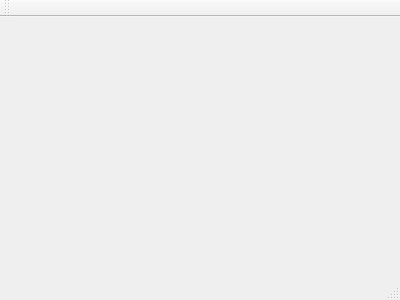
Qt form RoboShell.ui (artm/biofame-robot) before a commit.
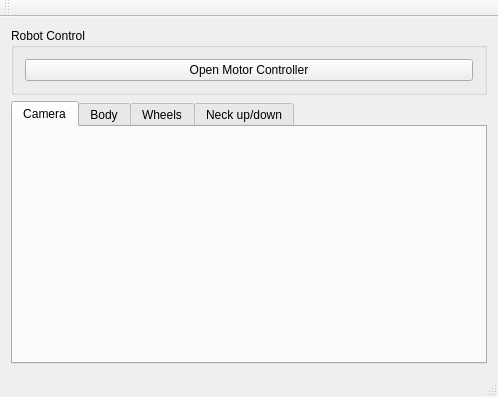
The same form after that commit.

The edit to the form file:
```diff
--- a/RoboShell.ui
+++ b/RoboShell.ui
@@ -1,24 +1,88 @@
 <ui version="4.0">
  <class>RoboShell</class>
- <widget class="QMainWindow" name="RoboShell" >
-  <property name="geometry" >
+ <widget class="QMainWindow" name="RoboShell">
+  <property name="geometry">
    <rect>
     <x>0</x>
     <y>0</y>
-    <width>400</width>
-    <height>300</height>
+    <width>498</width>
+    <height>397</height>
    </rect>
   </property>
   <property name="windowTitle" >
    <string>RoboShell</string>
   </property>
-  <widget class="QMenuBar" name="menuBar" />
-  <widget class="QToolBar" name="mainToolBar" />
-  <widget class="QWidget" name="centralWidget" />
-  <widget class="QStatusBar" name="statusBar" />
+  <widget class="QWidget" name="centralWidget">
+   <layout class="QVBoxLayout" name="verticalLayout">
+    <item>
+     <widget class="QGroupBox" name="groupBox">
+      <property name="title">
+       <string>Robot Control</string>
+      </property>
+      <layout class="QGridLayout" name="gridLayout">
+       <item row="0" column="0">
+        <widget class="QPushButton" name="openControllerButton">
+         <property name="text">
+          <string>Open Motor Controller</string>
+         </property>
+         <property name="checkable">
+          <bool>true</bool>
+         </property>
+        </widget>
+       </item>
+      </layout>
+     </widget>
+    </item>
+    <item>
+     <widget class="QTabWidget" name="tabWidget">
+      <property name="currentIndex">
+       <number>0</number>
+      </property>
+      <widget class="QWidget" name="cameraTab">
+       <attribute name="title">
+        <string>Camera</string>
+       </attribute>
+      </widget>
+      <widget class="QWidget" name="bodyTab">
+       <attribute name="title">
+        <string>Body</string>
+       </attribute>
+      </widget>
+      <widget class="QWidget" name="wheelsTab">
+       <attribute name="title">
+        <string>Wheels</string>
+       </attribute>
+      </widget>
+      <widget class="QWidget" name="neckTab">
+       <attribute name="title">
+        <string>Neck up/down</string>
+       </attribute>
+      </widget>
+     </widget>
+    </item>
+   </layout>
+  </widget>
+  <widget class="QMenuBar" name="menuBar">
+   <property name="geometry">
+    <rect>
+     <x>0</x>
+     <y>0</y>
+     <width>498</width>
+     <height>21</height>
+    </rect>
+   </property>
+  </widget>
+  <widget class="QToolBar" name="mainToolBar">
+   <attribute name="toolBarArea">
+    <enum>TopToolBarArea</enum>
+   </attribute>
+   <attribute name="toolBarBreak">
+    <bool>false</bool>
+   </attribute>
+  </widget>
+  <widget class="QStatusBar" name="statusBar"/>
  </widget>
- <layoutDefault spacing="6" margin="11" />
- <pixmapfunction></pixmapfunction>
+ <layoutdefault spacing="6" margin="11"/>
  <resources/>
  <connections/>
 </ui>
```
Left out of the diff: 3 changed lines with no effect on the pictures.
